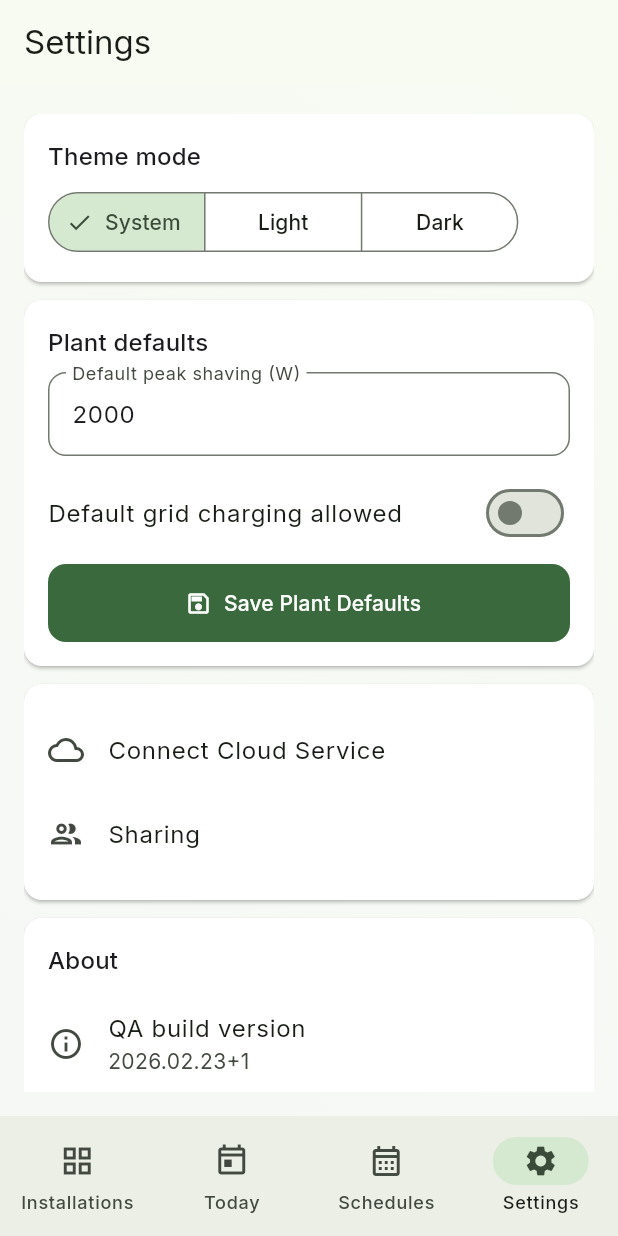
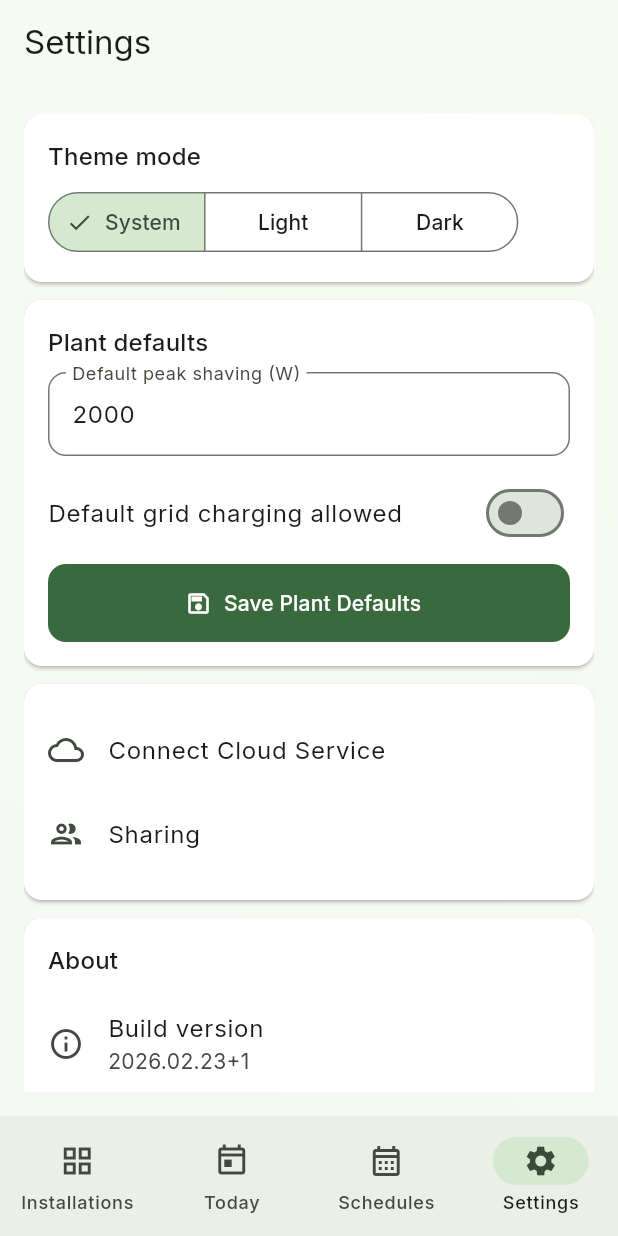
Before and after one commit to elvan11/grid-power-control, a Flutter app: the SettingsPage screen opened by its route, on a phone screen of 412 x 824 dp. Run offline on Flutter 3.47's test engine with Material 3 defaults, Android fonts, the phone set to English and light mode, and no system bars; our stand-ins replace flutter_riverpod, go_router, google_fonts, shared_preferences, supabase_flutter; accounts and stored records are empty.

Commit message:
refactor: update build version label in settings page and streamline build number computation in workflows

```diff
--- a/app/lib/features/settings/settings_page.dart
+++ b/app/lib/features/settings/settings_page.dart
@@ -213,7 +213,7 @@ class _SettingsPageState extends ConsumerState<SettingsPage> {
           ListTile(
             contentPadding: EdgeInsets.zero,
             leading: const Icon(Icons.info_outline),
-            title: const Text('QA build version'),
+            title: const Text('Build version'),
             subtitle: Text(buildAppVersionLabel()),
           ),
         ],
```
Also changed, not shown: 2 other files.
